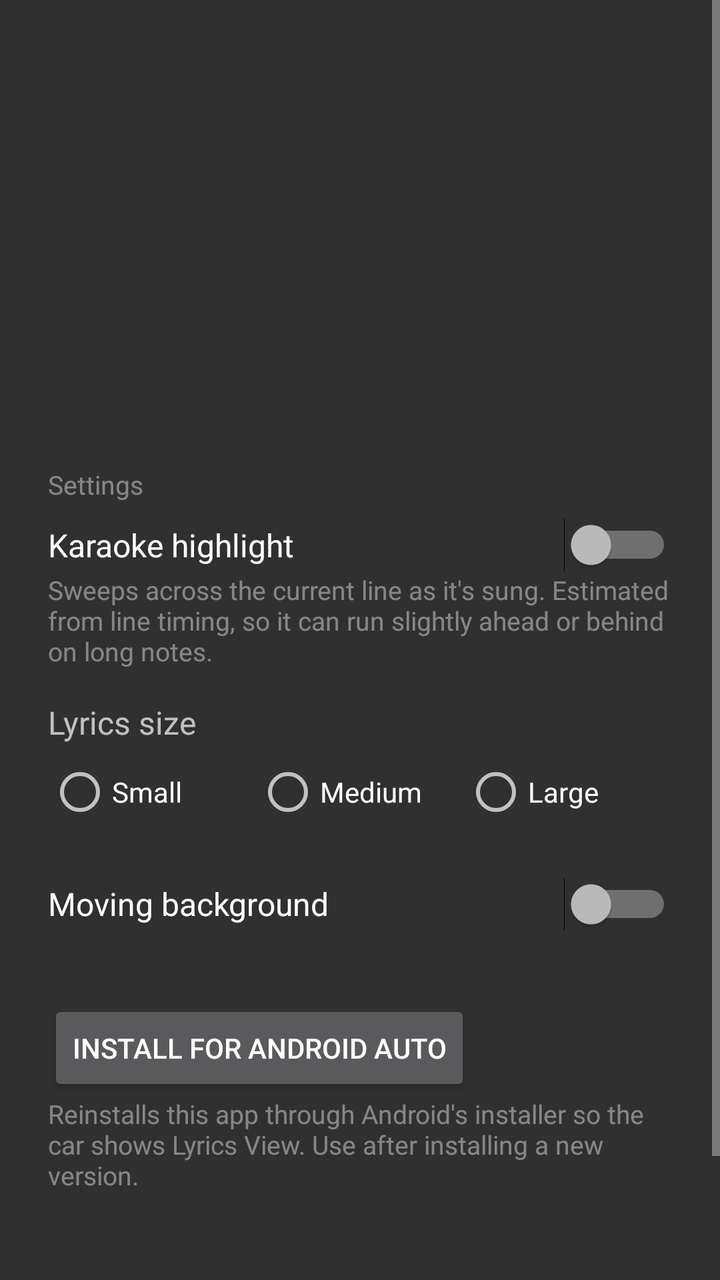
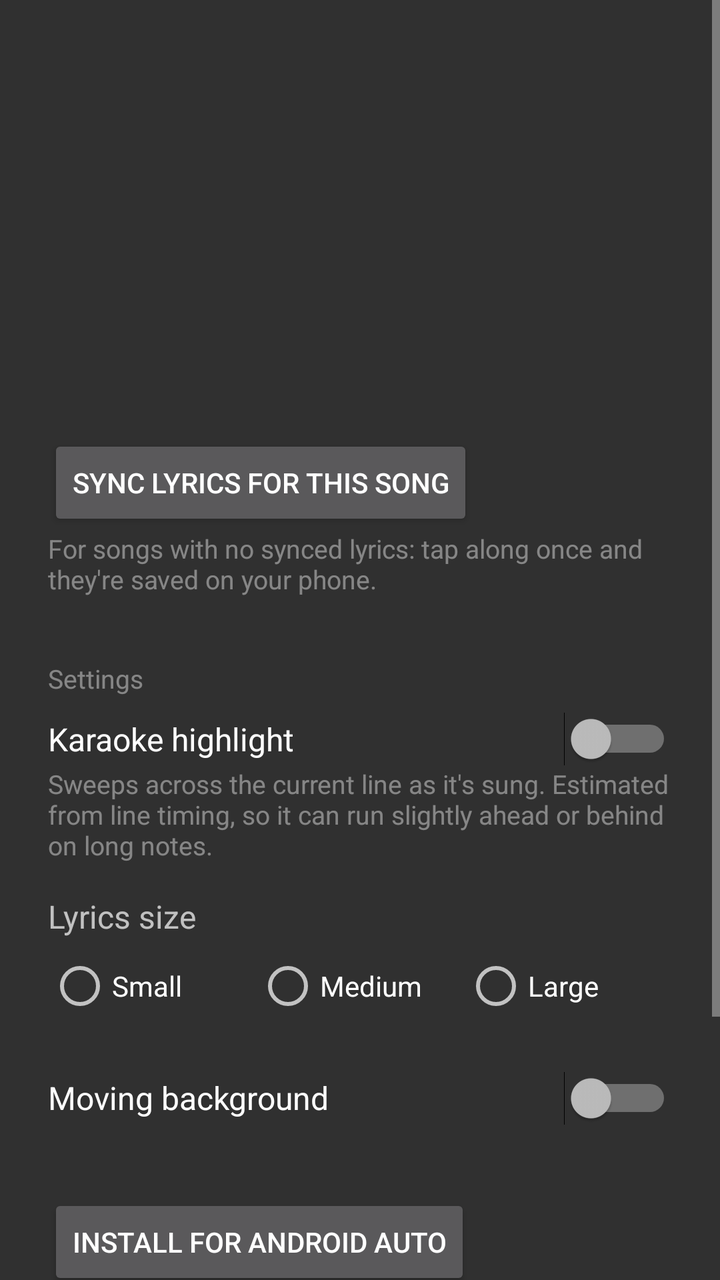

The first picture is an Android layout as it rendered before a commit; the second is the same layout after the commit. The layout source and the unified diff follow.
<!-- AndroidManifest.xml: application theme android:Theme.Material -->
<!-- res/layout/activity_main.xml -->
<?xml version="1.0" encoding="utf-8"?>
<ScrollView xmlns:android="http://schemas.android.com/apk/res/android"
    android:layout_width="match_parent"
    android:layout_height="match_parent"
    android:fitsSystemWindows="true">

    <LinearLayout
        android:layout_width="match_parent"
        android:layout_height="wrap_content"
        android:orientation="vertical"
        android:padding="24dp">

        <LinearLayout
            android:id="@+id/access_card"
            android:layout_width="match_parent"
            android:layout_height="wrap_content"
            android:layout_marginBottom="24dp"
            android:orientation="vertical"
            android:visibility="gone">

            <TextView
                android:layout_width="match_parent"
                android:layout_height="wrap_content"
                android:text="@string/access_explainer"
                android:textSize="16sp" />

            <Button
                android:id="@+id/grant_access"
                android:layout_width="wrap_content"
                android:layout_height="wrap_content"
                android:layout_marginTop="12dp"
                android:text="@string/grant_access" />
        </LinearLayout>

        <TextView
            android:id="@+id/source"
            android:layout_width="match_parent"
            android:layout_height="wrap_content"
            android:alpha="0.6"
            android:textSize="13sp" />

        <TextView
            android:id="@+id/track"
            android:layout_width="match_parent"
            android:layout_height="wrap_content"
            android:layout_marginTop="8dp"
            android:textSize="18sp"
            android:textStyle="bold" />

        <TextView
            android:id="@+id/status"
            android:layout_width="match_parent"
            android:layout_height="wrap_content"
            android:alpha="0.6"
            android:textSize="14sp" />

        <TextView
            android:id="@+id/current_line"
            android:layout_width="match_parent"
            android:layout_height="wrap_content"
            android:layout_marginTop="32dp"
            android:textSize="28sp"
            android:textStyle="bold" />

        <TextView
            android:id="@+id/next_line"
            android:layout_width="match_parent"
            android:layout_height="wrap_content"
            android:layout_marginTop="12dp"
            android:alpha="0.5"
            android:textSize="20sp" />

        <LinearLayout
            android:id="@+id/warning_row"
            android:layout_width="match_parent"
            android:layout_height="wrap_content"
            android:layout_marginTop="24dp"
            android:gravity="center_vertical"
            android:orientation="horizontal"
            android:visibility="gone">

            <TextView
                android:layout_width="0dp"
                android:layout_height="wrap_content"
                android:layout_weight="1"
                android:text="@string/timing_warning"
                android:textColor="#FFFFB74D"
                android:textSize="14sp" />

            <Button
                android:id="@+id/dismiss_warning"
                style="?android:attr/borderlessButtonStyle"
                android:layout_width="wrap_content"
                android:layout_height="wrap_content"
                android:text="@string/timing_dismiss" />
        </LinearLayout>

        <LinearLayout
            android:id="@+id/sync_section"
            android:layout_width="match_parent"
            android:layout_height="wrap_content"
            android:layout_marginTop="24dp"
            android:orientation="vertical"
            android:visibility="gone">

            <TextView
                android:layout_width="match_parent"
                android:layout_height="wrap_content"
                android:alpha="0.6"
                android:text="@string/sync_title"
                android:textSize="13sp" />

            <TextView
                android:id="@+id/sync_value"
                android:layout_width="match_parent"
                android:layout_height="wrap_content"
                android:layout_marginTop="4dp"
                android:textSize="18sp"
                android:textStyle="bold" />

            <LinearLayout
                android:layout_width="match_parent"
                android:layout_height="wrap_content"
                android:layout_marginTop="8dp"
                android:orientation="horizontal">

                <Button
                    android:id="@+id/sync_earlier"
                    android:layout_width="0dp"
                    android:layout_height="wrap_content"
                    android:layout_weight="1"
                    android:text="@string/sync_earlier" />

                <Button
                    android:id="@+id/sync_later"
                    android:layout_width="0dp"
                    android:layout_height="wrap_content"
                    android:layout_weight="1"
                    android:text="@string/sync_later" />

                <Button
                    android:id="@+id/sync_reset"
                    android:layout_width="0dp"
                    android:layout_height="wrap_content"
                    android:layout_weight="1"
                    android:text="@string/sync_reset" />
            </LinearLayout>

            <TextView
                android:layout_width="match_parent"
                android:layout_height="wrap_content"
                android:layout_marginTop="4dp"
                android:alpha="0.6"
                android:text="@string/sync_hint"
                android:textSize="13sp" />
        </LinearLayout>

        <TextView
            android:layout_width="match_parent"
            android:layout_height="wrap_content"
            android:layout_marginTop="32dp"
            android:alpha="0.6"
            android:text="@string/settings_title"
            android:textSize="13sp" />

        <Switch
            android:id="@+id/karaoke_switch"
            android:layout_width="match_parent"
            android:layout_height="wrap_content"
            android:layout_marginTop="8dp"
            android:text="@string/karaoke_title"
            android:textSize="16sp" />

        <TextView
            android:layout_width="match_parent"
            android:layout_height="wrap_content"
            android:alpha="0.6"
            android:text="@string/karaoke_summary"
            android:textSize="13sp" />

        <TextView
            android:layout_width="match_parent"
            android:layout_height="wrap_content"
            android:layout_marginTop="16dp"
            android:text="@string/lyrics_size_title"
            android:textSize="16sp" />

        <RadioGroup
            android:id="@+id/lyrics_size"
            android:layout_width="match_parent"
            android:layout_height="wrap_content"
            android:orientation="horizontal">

            <RadioButton
                android:id="@+id/size_small"
                android:layout_width="0dp"
                android:layout_height="48dp"
                android:layout_weight="1"
                android:text="@string/size_small" />

            <RadioButton
                android:id="@+id/size_medium"
                android:layout_width="0dp"
                android:layout_height="48dp"
                android:layout_weight="1"
                android:text="@string/size_medium" />

            <RadioButton
                android:id="@+id/size_large"
                android:layout_width="0dp"
                android:layout_height="48dp"
                android:layout_weight="1"
                android:text="@string/size_large" />
        </RadioGroup>

        <Switch
            android:id="@+id/moving_background_switch"
            android:layout_width="match_parent"
            android:layout_height="48dp"
            android:layout_marginTop="8dp"
            android:text="@string/moving_background_title"
            android:textSize="16sp" />

        <Button
            android:id="@+id/aa_install"
            android:layout_width="wrap_content"
            android:layout_height="wrap_content"
            android:layout_marginTop="24dp"
            android:text="@string/aa_install_button" />

        <TextView
            android:layout_width="match_parent"
            android:layout_height="wrap_content"
            android:alpha="0.6"
            android:text="@string/aa_install_summary"
            android:textSize="13sp" />

        <LinearLayout
            android:id="@+id/error_section"
            android:layout_width="match_parent"
            android:layout_height="wrap_content"
            android:layout_marginTop="32dp"
            android:orientation="vertical"
            android:visibility="gone">

            <TextView
                android:layout_width="match_parent"
                android:layout_height="wrap_content"
                android:text="@string/last_error_title"
                android:textColor="#FFFF8A80"
                android:textSize="13sp" />

            <TextView
                android:id="@+id/error_text"
                android:layout_width="match_parent"
                android:layout_height="wrap_content"
                android:layout_marginTop="4dp"
                android:fontFamily="monospace"
                android:textIsSelectable="true"
                android:textSize="11sp" />

            <Button
                android:id="@+id/clear_error"
                style="?android:attr/borderlessButtonStyle"
                android:layout_width="wrap_content"
                android:layout_height="wrap_content"
                android:text="@string/clear_error" />
        </LinearLayout>

        <TextView
            android:layout_width="match_parent"
            android:layout_height="wrap_content"
            android:layout_marginTop="40dp"
            android:alpha="0.6"
            android:text="@string/aa_hint"
            android:textSize="13sp" />
    </LinearLayout>
</ScrollView>
<!-- resources referenced by this layout -->
<resources>
  <string name="aa_hint">In Android Auto, open Lyrics View from the app launcher. Its controls are forwarded to YouTube Music.</string>
  <string name="aa_install_button">Install for Android Auto</string>
  <string name="aa_install_summary">Reinstalls this app through Android\'s installer so the car shows Lyrics View. Use after installing a new version.</string>
  <string name="access_explainer">AA Lyrics needs notification access to see what YouTube Music is playing. It doesn\'t read your notifications.</string>
  <string name="clear_error">Clear</string>
  <string name="grant_access">Grant notification access</string>
  <string name="karaoke_summary">Sweeps across the current line as it\'s sung. Estimated from line timing, so it can run slightly ahead or behind on long notes.</string>
  <string name="karaoke_title">Karaoke highlight</string>
  <string name="last_error_title">Last error (press and hold to copy, send it to me)</string>
  <string name="lyrics_size_title">Lyrics size</string>
  <string name="moving_background_title">Moving background</string>
  <string name="settings_title">Settings</string>
  <string name="size_large">Large</string>
  <string name="size_medium">Medium</string>
  <string name="size_small">Small</string>
  <string name="sync_earlier">Earlier</string>
  <string name="sync_hint">Lyrics too early? Tap Later · Too late? Tap Earlier</string>
  <string name="sync_later">Later</string>
  <string name="sync_reset">Reset</string>
  <string name="sync_title">Lyrics timing for this song</string>
  <string name="timing_dismiss">Dismiss</string>
  <string name="timing_warning">Lyrics timing may be off for this version</string>
</resources>

<!-- the commit's change to res/layout/activity_main.xml (unified diff, before → after) -->
@@ -69,6 +69,20 @@
             android:layout_marginTop="12dp"
             android:alpha="0.5"
             android:textSize="20sp" />
+
+        <Button
+            android:id="@+id/open_sync_editor"
+            android:layout_width="wrap_content"
+            android:layout_height="wrap_content"
+            android:layout_marginTop="16dp"
+            android:text="@string/sync_editor_open" />
+
+        <TextView
+            android:layout_width="match_parent"
+            android:layout_height="wrap_content"
+            android:alpha="0.6"
+            android:text="@string/sync_editor_open_hint"
+            android:textSize="13sp" />
 
         <LinearLayout
             android:id="@+id/warning_row"
<!-- resource entries referenced after the edit -->
@@ -16,6 +16,8 @@
   <string name="size_medium">Medium</string>
   <string name="size_small">Small</string>
   <string name="sync_earlier">Earlier</string>
+  <string name="sync_editor_open">Sync lyrics for this song</string>
+  <string name="sync_editor_open_hint">For songs with no synced lyrics: tap along once and they\'re saved on your phone.</string>
   <string name="sync_hint">Lyrics too early? Tap Later · Too late? Tap Earlier</string>
   <string name="sync_later">Later</string>
   <string name="sync_reset">Reset</string>
